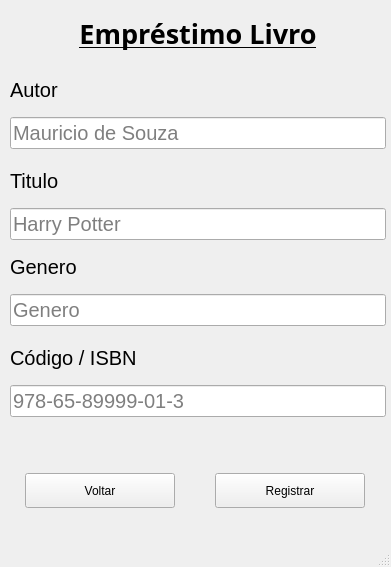
The window that Avaliações/Olha Aqui Caique/views/emprestimo.ui (Vatreax/Senac) describes before a commit, drawn with Qt 5.
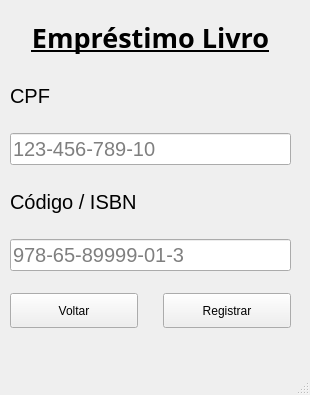
The same window after the commit.

```diff
--- a/Avaliações/Olha Aqui Caique/views/emprestimo.ui
+++ b/Avaliações/Olha Aqui Caique/views/emprestimo.ui
@@ -6,8 +6,8 @@
    <rect>
     <x>0</x>
     <y>0</y>
-    <width>391</width>
-    <height>567</height>
+    <width>310</width>
+    <height>395</height>
    </rect>
   </property>
   <property name="windowTitle">
@@ -19,8 +19,8 @@
      <rect>
       <x>10</x>
       <y>10</y>
-      <width>376</width>
-      <height>436</height>
+      <width>281</width>
+      <height>261</height>
      </rect>
     </property>
     <layout class="QVBoxLayout" name="verticalLayout_3">
@@ -49,19 +49,6 @@
        </property>
       </widget>
      </item>
-     <item>
-      <spacer name="verticalSpacer_2">
-       <property name="orientation">
-        <enum>Qt::Vertical</enum>
-       </property>
-       <property name="sizeHint" stdset="0">
-        <size>
-         <width>374</width>
-         <height>38</height>
-        </size>
-       </property>
-      </spacer>
-     </item>
      <item>
       <widget class="QLabel" name="label">
        <property name="font">
@@ -70,7 +57,7 @@
         </font>
        </property>
        <property name="text">
-        <string>Autor</string>
+        <string>CPF</string>
        </property>
       </widget>
      </item>
@@ -85,80 +72,10 @@
         <string/>
        </property>
        <property name="placeholderText">
-        <string>Mauricio de Souza</string>
+        <string>123-456-789-10</string>
        </property>
       </widget>
      </item>
-     <item>
-      <layout class="QVBoxLayout" name="verticalLayout_2">
-       <property name="spacing">
-        <number>15</number>
-       </property>
-       <property name="topMargin">
-        <number>5</number>
-       </property>
-       <item>
-        <widget class="QLabel" name="Titulo_Label">
-         <property name="font">
-          <font>
-           <pointsize>15</pointsize>
-          </font>
-         </property>
-         <property name="text">
-          <string>Titulo</string>
-         </property>
-        </widget>
-       </item>
-       <item>
-        <widget class="QLineEdit" name="Titulo">
-         <property name="font">
-          <font>
-           <pointsize>15</pointsize>
-          </font>
-         </property>
-         <property name="text">
-          <string/>
-         </property>
-         <property name="placeholderText">
-          <string>Harry Potter</string>
-         </property>
-        </widget>
-       </item>
-       <item>
-        <widget class="QLabel" name="label_2">
-         <property name="font">
-          <font>
-           <pointsize>15</pointsize>
-          </font>
-         </property>
-         <property name="text">
-          <string>Genero</string>
-         </property>
-        </widget>
-       </item>
-       <item>
-        <widget class="QLineEdit" name="Genero">
-         <property name="font">
-          <font>
-           <pointsize>15</pointsize>
-          </font>
-         </property>
-         <property name="text">
-          <string/>
-         </property>
-         <property name="placeholderText">
-          <string>Genero</string>
-         </property>
-        </widget>
-       </item>
-       <item>
-        <layout class="QVBoxLayout" name="verticalLayout">
-         <property name="spacing">
-          <number>15</number>
-         </property>
-         <property name="topMargin">
-          <number>5</number>
-         </property>
          <item>
           <widget class="QLabel" name="label_3">
            <property name="font">
@@ -186,25 +103,14 @@
            </property>
           </widget>
          </item>
-         <item>
-          <widget class="QLabel" name="aviso">
-           <property name="text">
-            <string/>
-           </property>
-          </widget>
-         </item>
-        </layout>
-       </item>
-      </layout>
-     </item>
     </layout>
    </widget>
    <widget class="QWidget" name="horizontalLayoutWidget">
     <property name="geometry">
      <rect>
       <x>10</x>
-      <y>460</y>
-      <width>371</width>
+      <y>280</y>
+      <width>281</width>
       <height>61</height>
      </rect>
     </property>
```
Left out of the diff: 2 changed lines with no effect on the pictures. Lines whose indentation alone changed are shown as unchanged.
